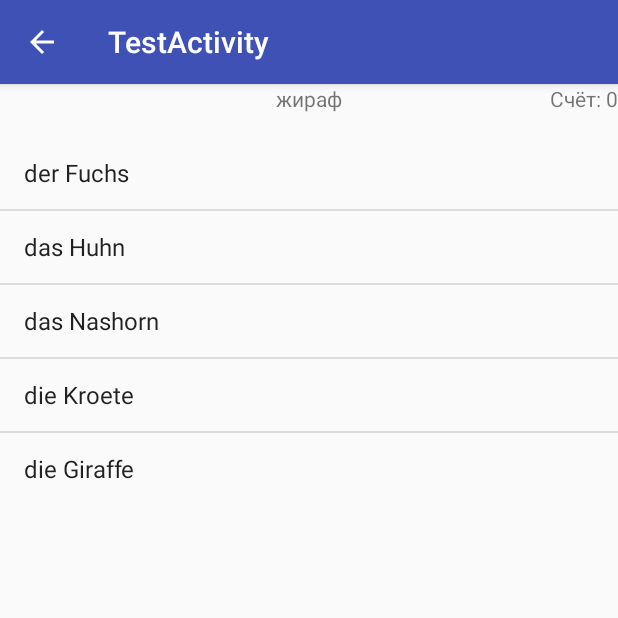
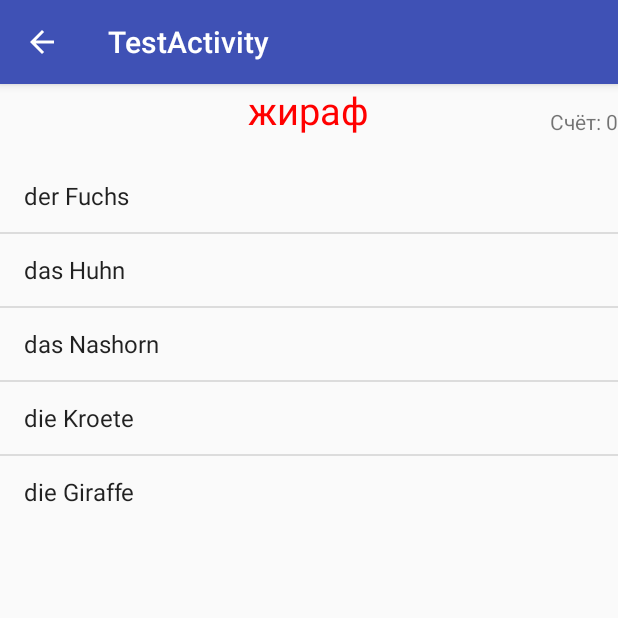
Before and after one commit to AIRAT1/LearnGermanWithNavigationDrawer, an Android app: the TestActivity screen opened directly, with no data from a screen before it, on a phone screen of 412 x 824 dp, the top half of it. Run offline under Robolectric (Android 15) with nearby library versions, the phone set to English and light mode, and no system bars.

Commit message:
some changes

```diff
--- a/app/src/main/AndroidManifest.xml
+++ b/app/src/main/AndroidManifest.xml
@@ -37,6 +37,7 @@
                 android:name="android.support.PARENT_ACTIVITY"
                 android:value="de.android.learngermanwithnavigationdrawer.MainActivity" />
         </activity>
+        <activity android:name=".ParentActivity"></activity>
     </application>
 
 </manifest>
--- a/app/src/main/java/de/android/learngermanwithnavigationdrawer/MainActivity.java
+++ b/app/src/main/java/de/android/learngermanwithnavigationdrawer/MainActivity.java
@@ -3,9 +3,8 @@ package de.android.learngermanwithnavigationdrawer;
 import android.content.Intent;
 import android.os.Bundle;
 import android.support.design.widget.FloatingActionButton;
+import android.support.design.widget.NavigationView;
 import android.support.design.widget.Snackbar;
-import android.view.View;
-import android.support.design.widget.NavigationView;
 import android.support.v4.view.GravityCompat;
 import android.support.v4.widget.DrawerLayout;
 import android.support.v7.app.ActionBarDrawerToggle;
@@ -13,6 +12,7 @@ import android.support.v7.app.AppCompatActivity;
 import android.support.v7.widget.Toolbar;
 import android.view.Menu;
 import android.view.MenuItem;
+import android.view.View;
 
 public class MainActivity extends AppCompatActivity
         implements NavigationView.OnNavigationItemSelectedListener {
@@ -82,7 +82,7 @@ public class MainActivity extends AppCompatActivity
         int id = item.getItemId();
 
         if (id == R.id.nav_camera) {
-            // Handle the camera action
+            startActivity(new Intent(this, LearnActivity.class));
         } else if (id == R.id.nav_gallery) {
             startActivity(new Intent(this, TestActivity.class));
         } else if (id == R.id.nav_slideshow) {
--- /dev/null
+++ b/app/src/main/java/de/android/learngermanwithnavigationdrawer/ParentActivity.java
@@ -0,0 +1,28 @@
+package de.android.learngermanwithnavigationdrawer;
+
+import android.support.v7.app.AppCompatActivity;
+import android.os.Bundle;
+import android.widget.ArrayAdapter;
+import android.widget.ListView;
+import android.widget.TextView;
+
+import java.util.List;
+import java.util.Map;
+
+public abstract class ParentActivity extends AppCompatActivity {
+    protected Map<String, String> dictionary;
+    protected List<String> allQuestionList;
+    protected List<String> fiveAnswers;
+    protected ArrayAdapter<String> adapter;
+    protected TextView questionTextView;
+    protected ListView listView;
+
+    @Override
+    protected void onCreate(Bundle savedInstanceState) {
+        super.onCreate(savedInstanceState);
+
+    }
+    abstract void firstInit();
+    abstract void readWords();
+    abstract void pickRandomWords();
+}
--- a/app/src/main/java/de/android/learngermanwithnavigationdrawer/TestActivity.java
+++ b/app/src/main/java/de/android/learngermanwithnavigationdrawer/TestActivity.java
@@ -1,8 +1,6 @@
 package de.android.learngermanwithnavigationdrawer;
 
 import android.os.Bundle;
-import android.support.v7.app.AppCompatActivity;
-import android.util.Log;
 import android.view.View;
 import android.widget.AdapterView;
 import android.widget.ArrayAdapter;
@@ -14,18 +12,11 @@ import java.util.ArrayList;
 import java.util.Collections;
 import java.util.HashMap;
 import java.util.List;
-import java.util.Map;
 import java.util.Scanner;
 
-public class TestActivity extends AppCompatActivity {
-    private Map<String, String> dictionary;
-    private List<String> allQuestionList;
-    private List<String> fiveAnswers;
-    private ArrayAdapter<String> adapter;
-    private TextView questionTextView, scoreTextView;
-    private ListView listView;
+public class TestActivity extends ParentActivity {
     private int score = 0;
-
+    private TextView scoreTextView;
 
     @Override
     protected void onCreate(Bundle savedInstanceState) {
@@ -37,10 +28,9 @@ public class TestActivity extends AppCompatActivity {
         pickRandomWords();
     }
 
-    private void firstInit() {
+    void firstInit() {
         questionTextView = (TextView)findViewById(R.id.questionTextView);
         scoreTextView = (TextView)findViewById(R.id.scoreTextView);
-        Log.d("TAG", String.valueOf(scoreTextView == null));
         scoreTextView.setText("Счёт: " + score);
         listView = (ListView)findViewById(R.id.listView);
         dictionary = new HashMap<>();
@@ -48,7 +38,7 @@ public class TestActivity extends AppCompatActivity {
         fiveAnswers = new ArrayList<>();
     }
 
-    private void readWords() {
+    void readWords() {
         Scanner scanner = new Scanner(getResources().openRawResource(R.raw.list));
         while (scanner.hasNextLine()) {
             String line = scanner.nextLine();
@@ -66,7 +56,7 @@ public class TestActivity extends AppCompatActivity {
         }
     }
 
-    private void pickRandomWords() {
+    void pickRandomWords() {
         List<String> fiveQuestions = new ArrayList<>();
         Collections.shuffle(allQuestionList);
         for (int i = 0; i < 5; i++) {
--- a/app/src/main/res/layout/main_layout.xml
+++ b/app/src/main/res/layout/main_layout.xml
@@ -8,7 +8,9 @@
     <TextView
         android:layout_width="wrap_content"
         android:layout_height="wrap_content"
-        android:text="Hello World!"
+        android:textSize="25sp"
+        android:textColor="#ff0000"
+        tools:text="Test"
         android:id="@+id/questionTextView"
         android:layout_alignParentTop="true"
         android:layout_centerHorizontal="true" />
@@ -22,7 +24,7 @@
     <TextView
         android:layout_width="wrap_content"
         android:layout_height="wrap_content"
-        android:text="Large Text"
+        tools:text="Text"
         android:id="@+id/scoreTextView"
         android:layout_above="@+id/listView"
         android:layout_alignRight="@+id/listView"
--- a/app/src/main/res/menu/activity_main_drawer.xml
+++ b/app/src/main/res/menu/activity_main_drawer.xml
@@ -5,11 +5,11 @@
         <item
             android:id="@+id/nav_camera"
             android:icon="@drawable/ic_menu_camera"
-            android:title="Import" />
+            android:title="Learn" />
         <item
             android:id="@+id/nav_gallery"
             android:icon="@drawable/ic_menu_gallery"
-            android:title="Gallery" />
+            android:title="Test" />
         <item
             android:id="@+id/nav_slideshow"
             android:icon="@drawable/ic_menu_slideshow"
```
Also changed, not shown: app/src/main/java/de/android/learngermanwithnavigationdrawer/LearnActivity.java (+53 -13 lines).
